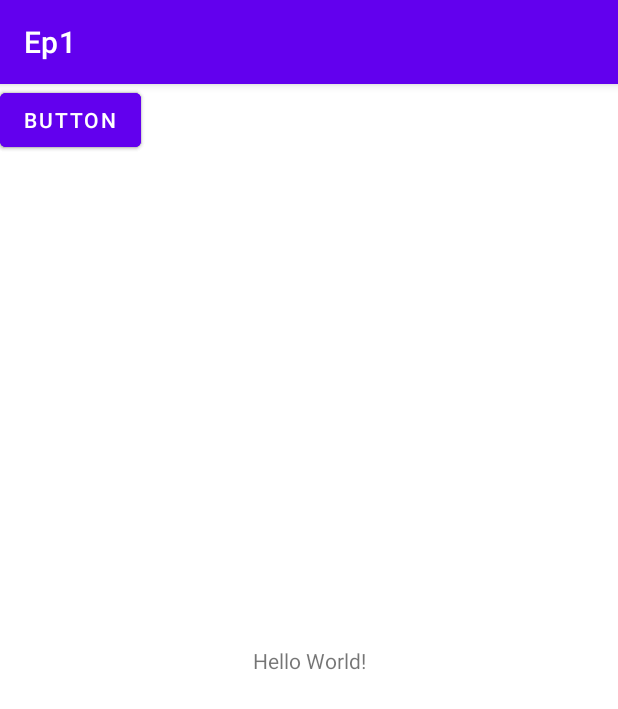
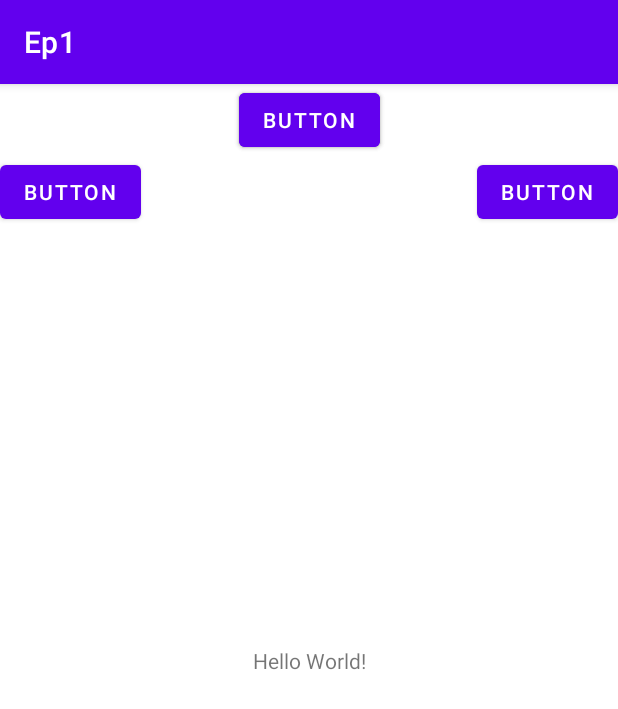
Before and after one commit to PabloGuzmanGIT/Android2, an Android app: the screen it shows after launch (MainActivity), on a phone screen of 412 x 824 dp. Shown: the top 709 px of the screen. Run offline under Robolectric (Android 15) with nearby library versions, the phone set to English and light mode, and no system bars.

Commit message:
1 boton mas

```diff
--- a/app/src/main/res/layout/activity_main.xml
+++ b/app/src/main/res/layout/activity_main.xml
@@ -20,23 +20,33 @@
         android:layout_width="wrap_content"
         android:layout_height="wrap_content"
         android:text="Button"
-        tools:layout_editor_absoluteX="144dp"
-        tools:layout_editor_absoluteY="157dp" />
+        app:layout_constraintEnd_toEndOf="parent"
+        app:layout_constraintStart_toStartOf="parent"
+        app:layout_constraintTop_toTopOf="parent" />
 
     <Button
         android:id="@+id/button2"
         android:layout_width="wrap_content"
         android:layout_height="wrap_content"
         android:text="Button"
-        tools:layout_editor_absoluteX="60dp"
-        tools:layout_editor_absoluteY="241dp" />
+        app:layout_constraintStart_toStartOf="parent"
+        app:layout_constraintTop_toBottomOf="@+id/button" />
 
     <Button
         android:id="@+id/button3"
         android:layout_width="wrap_content"
         android:layout_height="wrap_content"
         android:text="Button"
-        tools:layout_editor_absoluteX="226dp"
-        tools:layout_editor_absoluteY="240dp" />
+        app:layout_constraintEnd_toEndOf="parent"
+        app:layout_constraintTop_toBottomOf="@+id/button" />
+
+    <Button
+        android:id="@+id/button4"
+        android:layout_width="wrap_content"
+        android:layout_height="wrap_content"
+        android:text="Button"
+        app:layout_constraintEnd_toStartOf="@+id/button3"
+        app:layout_constraintStart_toEndOf="@+id/button2"
+        tools:layout_editor_absoluteY="134dp" />
 
 </androidx.constraintlayout.widget.ConstraintLayout>
```
